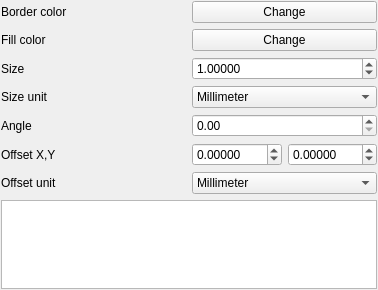
First picture: the form in src/ui/symbollayer/widget_simplemarker.ui, repository carsmie/QGIS, before the edit.
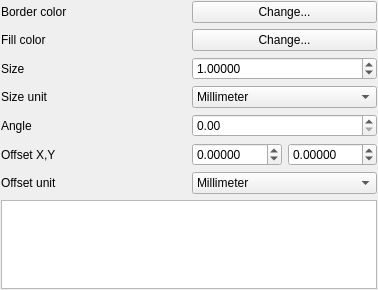
Second picture: the form after the edit. Custom widgets are drawn as their Qt base class.

```diff
--- a/src/ui/symbollayer/widget_simplemarker.ui
+++ b/src/ui/symbollayer/widget_simplemarker.ui
@@ -42,7 +42,7 @@
      <item row="0" column="1">
       <widget class="QgsColorButtonV2" name="btnChangeColorBorder">
        <property name="text">
-        <string>Change</string>
+        <string>Change...</string>
        </property>
       </widget>
      </item>
@@ -128,7 +128,7 @@
      <item row="1" column="1">
       <widget class="QgsColorButtonV2" name="btnChangeColorFill">
        <property name="text">
-        <string>Change</string>
+        <string>Change...</string>
        </property>
       </widget>
      </item>
```
Left out of the diff: 6 changed lines with no effect on the pictures.
